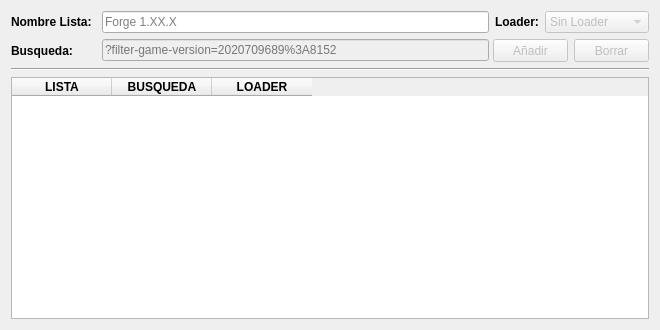
Above: pyqt_windows/lists_dialog.ui from MelonRodante/ModList before the change. Below: the same form after it.
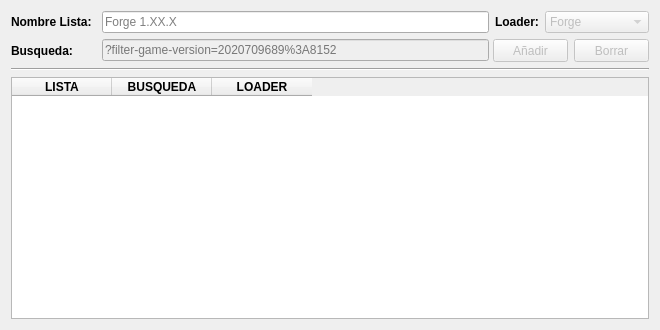
That is the form after the change. Icons and pictures are not drawn.

Commit message: Cambios en el orderby y ajustes de interfaz

Diff of the .ui file:
```diff
--- a/pyqt_windows/lists_dialog.ui
+++ b/pyqt_windows/lists_dialog.ui
@@ -115,11 +115,6 @@
          <height>0</height>
         </size>
        </property>
-       <item>
-        <property name="text">
-         <string>Sin Loader</string>
-        </property>
-       </item>
        <item>
         <property name="text">
          <string>Forge</string>
```
The commit also changes 6 other files.
